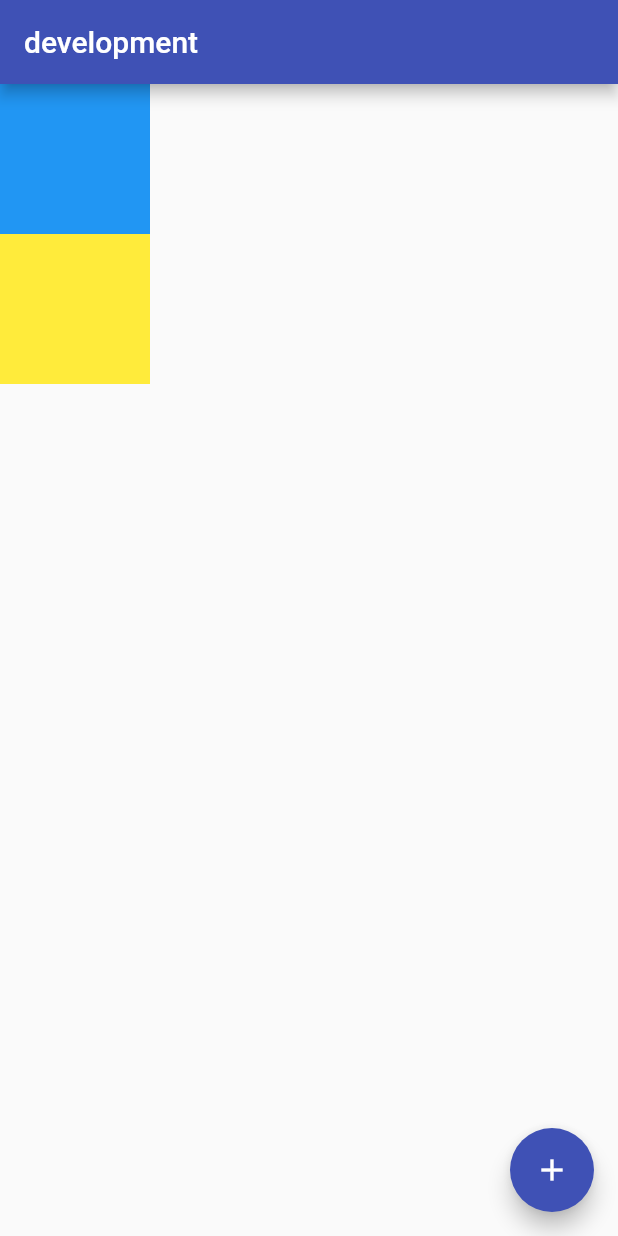
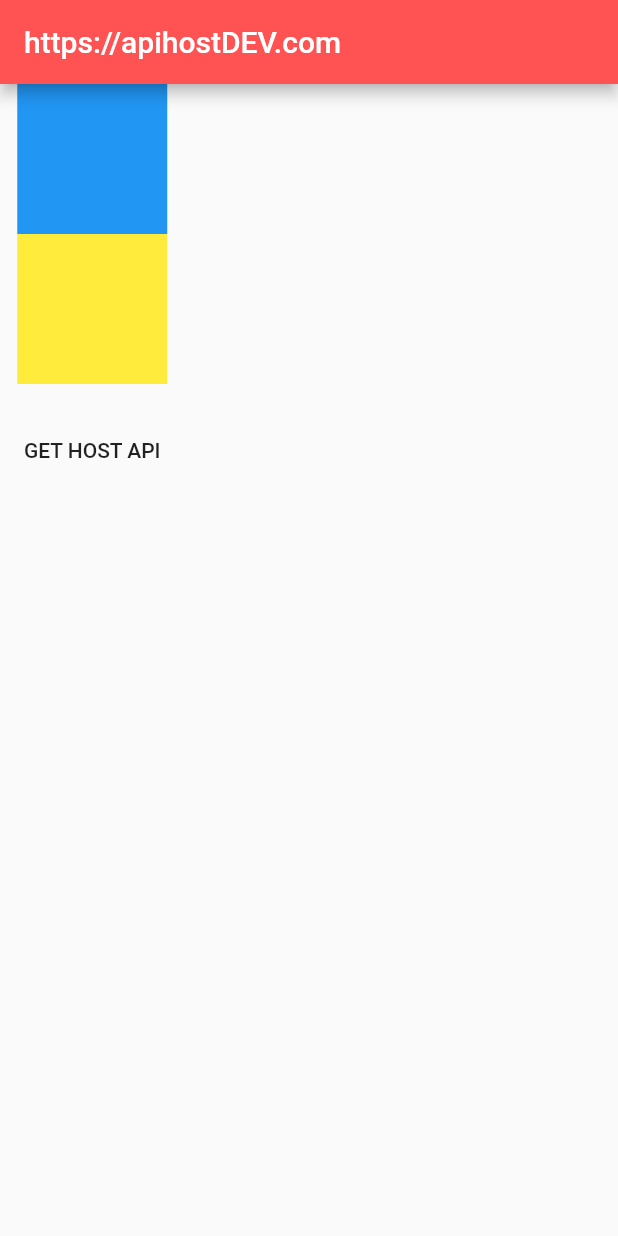
Before and after one commit to kmil0/flavors_flutter, a Flutter app: the screen it shows after launch, on a phone screen of 412 x 824 dp. Run offline on Flutter 3.47's test engine with Material 2 defaults, Android fonts, the phone set to English and light mode, and no system bars.

Commit message:
config main_

```diff
--- /dev/null
+++ b/lib/api/account_api.dart
@@ -0,0 +1,5 @@
+import 'package:sprint95/app_config.dart';
+
+class AccountAPI {
+  static getHost() => AppConfig.instance.apiHost;
+}
--- a/lib/app.dart
+++ b/lib/app.dart
@@ -5,13 +5,9 @@ import 'home_page.dart';
 class MyApp extends StatelessWidget {
   @override
   Widget build(BuildContext context) {
-    // Call AppConfig.of(context) anywhere to obtain the
-    // environment specific configuration
-    var config = AppConfig.of(context);
-
     return new MaterialApp(
-      title: config.appName,
-      debugShowCheckedModeBanner: config.debugShowCheckedModeBanner,
+      title: AppConfig.instance.apiHost,
+      // debugShowCheckedModeBanner: config.debugShowCheckedModeBanner,
       theme: new ThemeData(primarySwatch: Colors.indigo),
       home: new HomePage(),
     );
--- a/lib/app_config.dart
+++ b/lib/app_config.dart
@@ -1,24 +1,28 @@
-import 'package:flutter/material.dart';
-import 'package:meta/meta.dart';
+import 'dart:ui';
+import 'package:meta/meta.dart' show required;
 
-class AppConfig extends InheritedWidget {
-  AppConfig({
-    @required this.appName,
-    @required this.flavorName,
-    @required this.apiBaseUrl,
-    @required this.debugShowCheckedModeBanner,
-    @required Widget child,
-  }) : super(child: child);
+class AppConfig {
+  String _apiHost, _icon;
+  Color _primaryColor, _secondaryColor;
 
-  final String appName;
-  final String flavorName;
-  final String apiBaseUrl;
-  final bool debugShowCheckedModeBanner;
+  AppConfig._internal();
+  static final AppConfig _instance = AppConfig._internal();
+  static AppConfig get instance => _instance;
 
-  static AppConfig of(BuildContext context) {
-    return context.dependOnInheritedWidgetOfExactType(aspect: AppConfig);
+  String get apiHost => _apiHost;
+  String get icon => _icon;
+  Color get primaryColor => _primaryColor;
+  Color get sencondaryColor => _secondaryColor;
+
+  void init({
+    @required String apiHost,
+    @required String icon,
+    @required Color primaryColor,
+    @required Color secondaryColor,
+  }) {
+    this._apiHost = apiHost;
+    this._icon = icon;
+    this._primaryColor = primaryColor;
+    this._secondaryColor = secondaryColor;
   }
-
-  @override
-  bool updateShouldNotify(InheritedWidget oldWidget) => false;
 }
--- a/lib/home_page.dart
+++ b/lib/home_page.dart
@@ -1,4 +1,5 @@
 import 'package:flutter/material.dart';
+import 'package:sprint95/api/account_api.dart';
 
 import 'app_config.dart';
 
@@ -7,23 +8,15 @@ class HomePage extends StatefulWidget {
 }
 
 class _HomePageState extends State<HomePage> {
-  int _counter = 0;
   final environmentConfiguration = EnvironmentConfiguration();
-
-  void _incrementCounter() {
-    setState(() {
-      _counter++;
-    });
-  }
 
   @override
   Widget build(BuildContext context) {
-    var config = AppConfig.of(context);
     return Scaffold(
       appBar: AppBar(
-        title: Text(config.flavorName),
+        title: Text(AppConfig.instance.apiHost),
+        backgroundColor: AppConfig.instance.primaryColor,
       ),
-
       body: Column(
         children: [
           Container(
@@ -36,20 +29,23 @@ class _HomePageState extends State<HomePage> {
             width: 100,
             color: Colors.yellow,
           ),
-          if(environmentConfiguration.showRedBox)
-          Container(
-            height: 100,
-            width: 100,
-            color: Colors.red,
-          )
+          if (environmentConfiguration.showRedBox)
+            Container(
+              height: 100,
+              width: 100,
+              color: Colors.red,
+            ),
+          SizedBox(
+            height: 20,
+          ),
+          FlatButton(
+              child: Text("GET HOST API"),
+              onPressed: () {
+                final host = AccountAPI.getHost();
+                print("host $host");
+              })
         ],
       ),
-
-      floatingActionButton: FloatingActionButton(
-        onPressed: _incrementCounter,
-        tooltip: 'Increment',
-        child: Icon(Icons.add),
-      ), // This trailing comma makes auto-formatting nicer for build methods.
     );
   }
 }
```
Also changed, not shown: lib/main.dart (+8 -14 lines), lib/main_prod.dart (+9 -13 lines), lib/main_qa.dart (+9 -13 lines).
